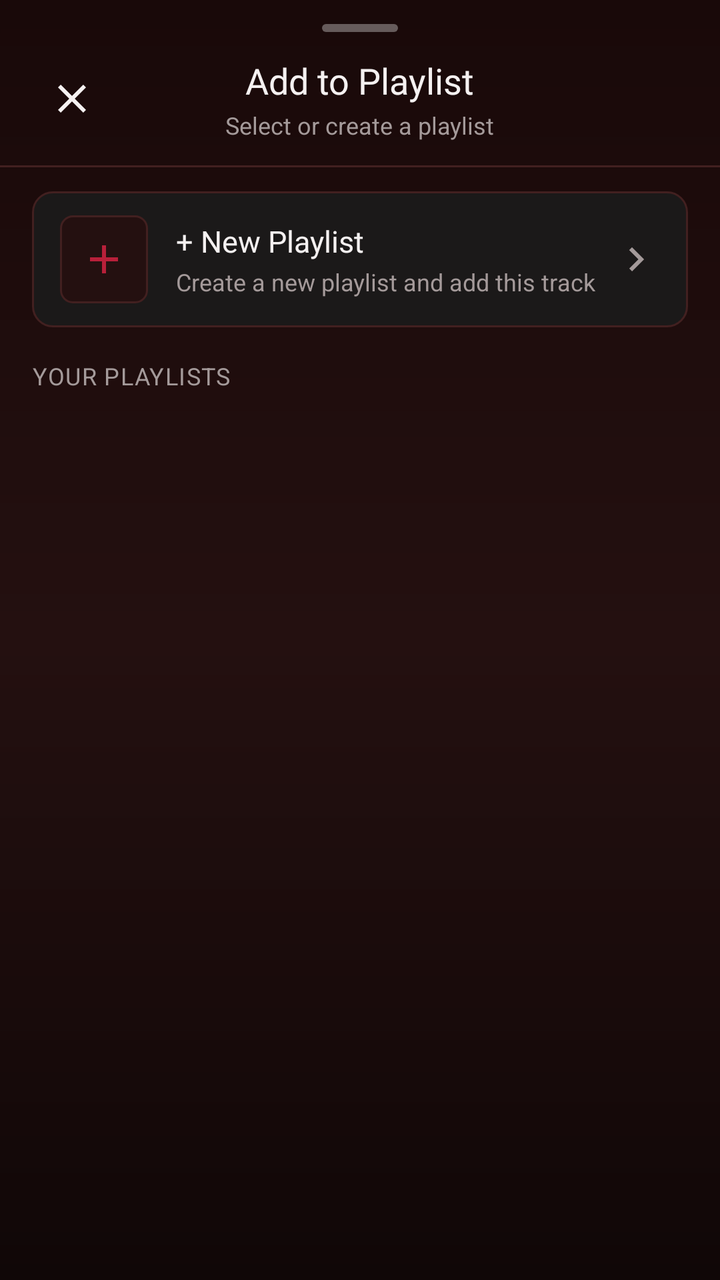
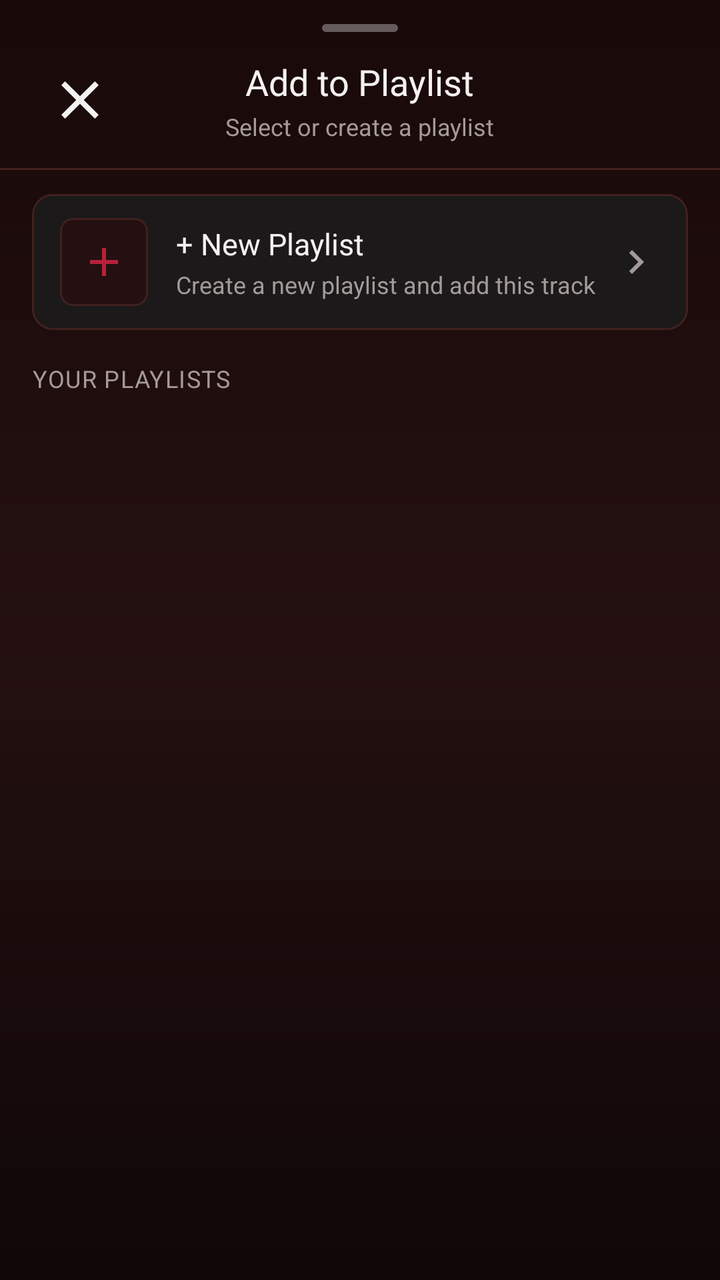

Two renders of the same Android screen: before a commit and after it. Below are the layout's source before the change and the commit's diff.
<!-- AndroidManifest.xml: application theme Theme.BraveMusicPlayer -->
<!-- res/layout/dialog_add_to_playlist.xml -->
<?xml version="1.0" encoding="utf-8"?>
<LinearLayout xmlns:android="http://schemas.android.com/apk/res/android"
    xmlns:app="http://schemas.android.com/apk/res-auto"
    android:layout_width="match_parent"
    android:layout_height="wrap_content"
    android:background="@drawable/bg_now_playing_sheet"
    android:orientation="vertical"
    android:paddingTop="10dp"
    android:paddingBottom="24dp">

    
    <View
        android:layout_width="38dp"
        android:layout_height="4dp"
        android:layout_gravity="center_horizontal"
        android:layout_marginTop="2dp"
        android:layout_marginBottom="12dp"
        android:background="@drawable/single_bar_drag_handle" />

    
    <RelativeLayout
        android:layout_width="match_parent"
        android:layout_height="wrap_content"
        android:paddingStart="18dp"
        android:paddingEnd="16dp">

        <ImageView
            android:id="@+id/ivCloseAddToPlaylist"
            android:layout_width="36dp"
            android:layout_height="36dp"
            android:layout_alignParentStart="true"
            android:layout_centerVertical="true"
            android:background="?android:attr/selectableItemBackgroundBorderless"
            android:contentDescription="Close"
            android:padding="6dp"
            android:src="@drawable/ic_close"
            app:tint="@color/textPrimary" />

        <LinearLayout
            android:layout_width="wrap_content"
            android:layout_height="wrap_content"
            android:layout_centerInParent="true"
            android:gravity="center"
            android:orientation="vertical">

            <TextView
                android:layout_width="wrap_content"
                android:layout_height="wrap_content"
                android:fontFamily="@font/youtube_sans_bold_font"
                android:text="Add to Playlist"
                android:textColor="@color/textPrimary"
                android:textSize="18sp" />

            <TextView
                android:id="@+id/tvAddToPlaylistSongTarget"
                android:layout_width="wrap_content"
                android:layout_height="wrap_content"
                android:layout_marginTop="2dp"
                android:ellipsize="end"
                android:fontFamily="sans-serif"
                android:maxLines="1"
                android:text="Select or create a playlist"
                android:textColor="@color/textSecondary"
                android:textSize="12sp" />
        </LinearLayout>
    </RelativeLayout>

    <View
        android:layout_width="match_parent"
        android:layout_height="1dp"
        android:layout_marginTop="12dp"
        android:layout_marginBottom="12dp"
        android:background="@color/borderSubtle" />

    <LinearLayout
        android:layout_width="match_parent"
        android:layout_height="wrap_content"
        android:orientation="vertical"
        android:paddingStart="16dp"
        android:paddingEnd="16dp">

        
        <LinearLayout
            android:id="@+id/btnCreateNewPlaylistInSheet"
            android:layout_width="match_parent"
            android:layout_height="wrap_content"
            android:background="@drawable/bg_rounded_card"
            android:clickable="true"
            android:focusable="true"
            android:gravity="center_vertical"
            android:orientation="horizontal"
            android:paddingStart="14dp"
            android:paddingTop="12dp"
            android:paddingEnd="14dp"
            android:paddingBottom="12dp">

            <FrameLayout
                android:layout_width="44dp"
                android:layout_height="44dp"
                android:background="@drawable/bg_pill_badge">

                <ImageView
                    android:layout_width="24dp"
                    android:layout_height="24dp"
                    android:layout_gravity="center"
                    android:src="@drawable/ic_add"
                    app:tint="@color/accentPrimary" />
            </FrameLayout>

            <LinearLayout
                android:layout_width="0dp"
                android:layout_height="wrap_content"
                android:layout_marginStart="14dp"
                android:layout_weight="1"
                android:orientation="vertical">

                <TextView
                    android:layout_width="wrap_content"
                    android:layout_height="wrap_content"
                    android:fontFamily="@font/youtube_sans_bold_font"
                    android:text="+ New Playlist"
                    android:textColor="@color/textPrimary"
                    android:textSize="15sp" />

                <TextView
                    android:layout_width="wrap_content"
                    android:layout_height="wrap_content"
                    android:layout_marginTop="2dp"
                    android:fontFamily="sans-serif"
                    android:text="Create a new playlist and add this track"
                    android:textColor="@color/textSecondary"
                    android:textSize="12sp" />
            </LinearLayout>

            <ImageView
                android:layout_width="24dp"
                android:layout_height="24dp"
                android:src="@drawable/ic_ytm_chevron_right"
                app:tint="@color/textSecondary" />
        </LinearLayout>

        <TextView
            android:id="@+id/tvYourPlaylistsHeader"
            android:layout_width="wrap_content"
            android:layout_height="wrap_content"
            android:layout_marginTop="16dp"
            android:layout_marginBottom="8dp"
            android:fontFamily="sans-serif-bold"
            android:letterSpacing="0.04"
            android:text="YOUR PLAYLISTS"
            android:textColor="@color/textSecondary"
            android:textSize="12sp" />

        
        <androidx.recyclerview.widget.RecyclerView
            android:id="@+id/rvExistingPlaylists"
            android:layout_width="match_parent"
            android:layout_height="wrap_content"
            android:nestedScrollingEnabled="false" />

        
        <TextView
            android:id="@+id/tvNoPlaylistsNote"
            android:layout_width="match_parent"
            android:layout_height="wrap_content"
            android:layout_marginTop="8dp"
            android:layout_marginBottom="16dp"
            android:gravity="center"
            android:fontFamily="sans-serif"
            android:text="No playlists created yet. Tap '+ New Playlist' above to get started!"
            android:textColor="@color/textSecondary"
            android:textSize="13sp"
            android:visibility="gone" />

    </LinearLayout>
</LinearLayout>
<!-- resources referenced by this layout -->
<resources>
  <color name="accentPrimary">#B8203A</color>
  <color name="borderSubtle">#422020</color>
  <color name="textPrimary">#F5F1F1</color>
  <color name="textSecondary">#A49A9A</color>
  <!-- drawable bg_pill_badge (drawable) -->
  <?xml version="1.0" encoding="utf-8"?>
  <shape xmlns:android="http://schemas.android.com/apk/res/android"
      android:shape="rectangle">
      <solid android:color="@color/surfaceElevated" />
      <stroke
          android:width="1dp"
          android:color="@color/borderSubtle" />
      <corners android:radius="6dp" />
  </shape>
  <!-- drawable bg_rounded_card (drawable) -->
  <?xml version="1.0" encoding="utf-8"?>
  <shape xmlns:android="http://schemas.android.com/apk/res/android"
      android:shape="rectangle">
      <corners android:radius="10dp" />
      <solid android:color="@color/surfaceCard" />
      <stroke
          android:width="1dp"
          android:color="@color/borderSubtle" />
  </shape>
  <!-- drawable ic_add (drawable) -->
  <vector xmlns:android="http://schemas.android.com/apk/res/android"
      android:width="24dp"
      android:height="24dp"
      android:viewportWidth="24"
      android:viewportHeight="24">
    <path
        android:fillColor="@color/white_primary"
        android:pathData="M19,13h-6v6h-2v-6H5v-2h6V5h2v6h6v2z"/>
  </vector>
  <style name="Theme.BraveMusicPlayer" parent="Theme.MaterialComponents.DayNight.NoActionBar">
          <item name="colorPrimary">@color/accentPrimary</item>
          <item name="colorPrimaryVariant">@color/surfaceCard</item>
          <item name="colorOnPrimary">@color/textPrimary</item>
          <item name="colorSecondary">@color/accentPrimary</item>
          <item name="colorSecondaryVariant">@color/accentPressed</item>
          <item name="colorOnSecondary">@color/textPrimary</item>
          <item name="android:colorBackground">@color/background</item>
          <item name="android:statusBarColor">@color/background</item>
          <item name="android:navigationBarColor">@color/background</item>
          <item name="android:windowBackground">@drawable/bg_ytm_gradient</item>
          <item name="bottomSheetDialogTheme">@style/MelodyBottomSheetDialogTheme</item>
      </style>
  <color name="backgroundSecondary">#190909</color>
  <color name="surfaceElevated">#241010</color>
  <color name="background">#100707</color>
  <color name="surfaceCard">#1B1919</color>
  <color name="white_primary">@color/textPrimary</color>
  <dimen name="yt_sys_measurement_size_min">4dp</dimen>
  <dimen name="yt_sys_measurement_size_hero">40dp</dimen>
  <color name="accentPressed">#8F1830</color>
  <!-- drawable bg_ytm_gradient (drawable) -->
  <?xml version="1.0" encoding="utf-8"?>
  <shape xmlns:android="http://schemas.android.com/apk/res/android"
      android:shape="rectangle">
      <gradient
          android:angle="270"
          android:startColor="@color/backgroundSecondary"
          android:endColor="@color/background"
          android:type="linear" />
  </shape>
  <style name="MelodyBottomSheetDialogTheme" parent="Theme.Design.Light.BottomSheetDialog">
          <item name="bottomSheetStyle">@style/MelodyBottomSheetStyle</item>
          <item name="android:windowIsFloating">false</item>
          <item name="android:navigationBarColor">@color/background</item>
      </style>
  <style name="MelodyBottomSheetStyle" parent="Widget.Design.BottomSheet.Modal">
          <item name="android:background">@android:color/transparent</item>
      </style>
  <!-- unchanged entries left out for length: 4 -->
</resources>

<!-- the commit's change to res/layout/dialog_add_to_playlist.xml (unified diff, before → after) -->
@@ -26,8 +26,8 @@
 
         <ImageView
             android:id="@+id/ivCloseAddToPlaylist"
-            android:layout_width="36dp"
-            android:layout_height="36dp"
+            android:layout_width="44dp"
+            android:layout_height="44dp"
             android:layout_alignParentStart="true"
             android:layout_centerVertical="true"
             android:background="?android:attr/selectableItemBackgroundBorderless"
@@ -103,6 +103,7 @@
                     android:layout_width="24dp"
                     android:layout_height="24dp"
                     android:layout_gravity="center"
+                    android:importantForAccessibility="no"
                     android:src="@drawable/ic_add"
                     app:tint="@color/accentPrimary" />
             </FrameLayout>
@@ -135,6 +136,7 @@
             <ImageView
                 android:layout_width="24dp"
                 android:layout_height="24dp"
+                android:importantForAccessibility="no"
                 android:src="@drawable/ic_ytm_chevron_right"
                 app:tint="@color/textSecondary" />
         </LinearLayout>
<!-- resource entries referenced after the edit -->
@@ -43,7 +43,9 @@
           <item name="colorOnSecondary">@color/textPrimary</item>
           <item name="android:colorBackground">@color/background</item>
           <item name="android:statusBarColor">@color/background</item>
-          <item name="android:navigationBarColor">@color/background</item>
+          <item name="android:navigationBarColor">@color/backgroundSecondary</item>
+          <item name="android:windowLightStatusBar">false</item>
+          <item name="android:windowLightNavigationBar" tools:targetApi="27">false</item>
           <item name="android:windowBackground">@drawable/bg_ytm_gradient</item>
           <item name="bottomSheetDialogTheme">@style/MelodyBottomSheetDialogTheme</item>
       </style>
@@ -68,7 +70,8 @@
   <style name="MelodyBottomSheetDialogTheme" parent="Theme.Design.Light.BottomSheetDialog">
           <item name="bottomSheetStyle">@style/MelodyBottomSheetStyle</item>
           <item name="android:windowIsFloating">false</item>
-          <item name="android:navigationBarColor">@color/background</item>
+          <item name="android:navigationBarColor">@color/backgroundSecondary</item>
+          <item name="android:windowLightNavigationBar" tools:targetApi="27">false</item>
       </style>
   <style name="MelodyBottomSheetStyle" parent="Widget.Design.BottomSheet.Modal">
           <item name="android:background">@android:color/transparent</item>
